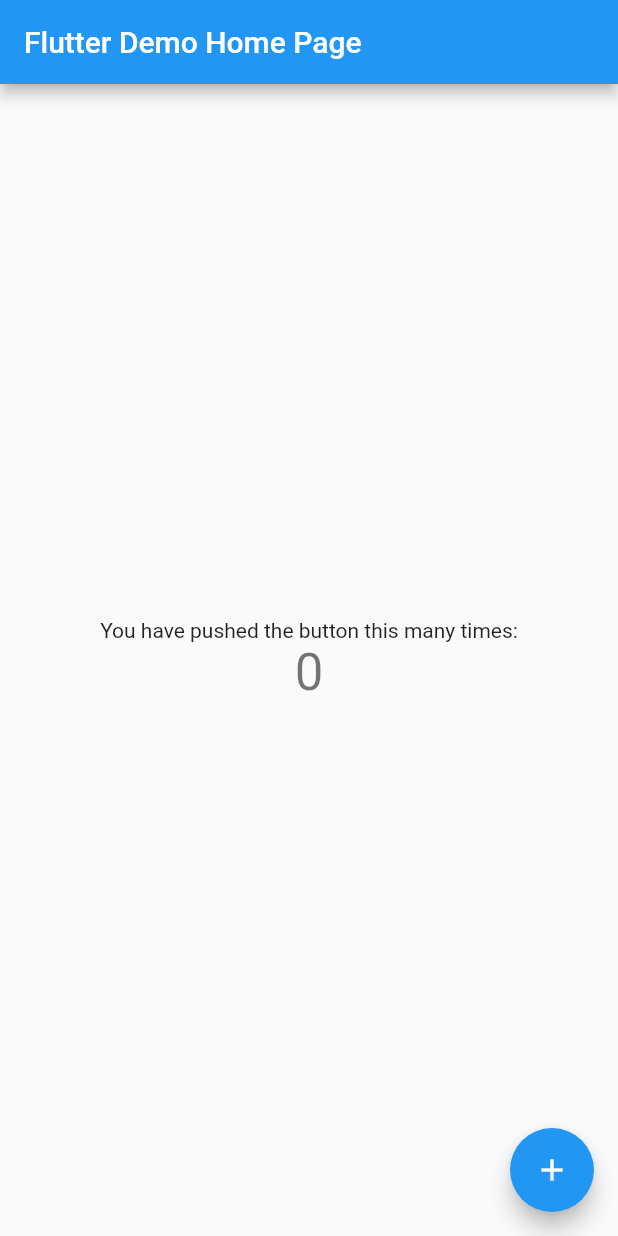
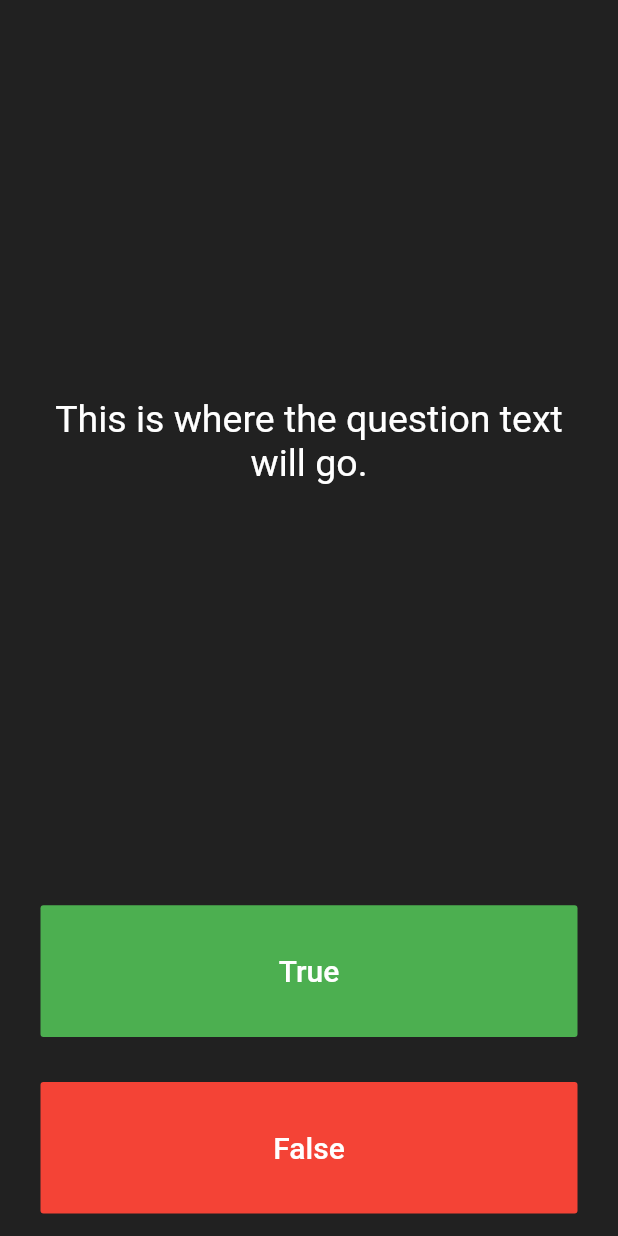
Before and after one commit to patelprashant/flutter_quiz_app, a Flutter app: the screen it shows after launch, on a phone screen of 412 x 824 dp. Run offline on Flutter 3.47's test engine with Material 2 defaults, Android fonts, the phone set to English and light mode, and no system bars.

Commit message:
Added UI for Quiz page

```diff
--- a/lib/main.dart
+++ b/lib/main.dart
@@ -6,11 +6,19 @@ class QuizzlerApp extends StatelessWidget {
   @override
   Widget build(BuildContext context) {
     return MaterialApp(
-      title: 'Flutter Demo',
+      title: 'Quizzler App',
       theme: ThemeData(
         primarySwatch: Colors.blue,
       ),
-      home: QuizPage(title: 'Flutter Demo Home Page'),
+      home: Scaffold(
+        backgroundColor: Colors.grey.shade900,
+        body: SafeArea(
+          child: Padding(
+            padding: EdgeInsets.symmetric(horizontal: 12.0),
+            child: QuizPage(),
+          ),
+        ),
+      ),
     );
   }
 }
@@ -25,39 +33,67 @@ class QuizPage extends StatefulWidget {
 }
 
 class _QuizPageState extends State<QuizPage> {
-  int _counter = 0;
-
-  void _incrementCounter() {
-    setState(() {
-      _counter++;
-    });
-  }
-
   @override
   Widget build(BuildContext context) {
-    return Scaffold(
-      appBar: AppBar(
-        title: Text(widget.title),
-      ),
-      body: Center(
-        child: Column(
-          mainAxisAlignment: MainAxisAlignment.center,
-          children: <Widget>[
-            Text(
-              'You have pushed the button this many times:',
+    return Column(
+      mainAxisAlignment: MainAxisAlignment.spaceBetween,
+      crossAxisAlignment: CrossAxisAlignment.stretch,
+      children: <Widget>[
+        Expanded(
+          flex: 5,
+          child: Padding(
+            padding: EdgeInsets.all(10.0),
+            child: Center(
+              child: Text(
+                'This is where the question text will go.',
+                textAlign: TextAlign.center,
+                style: TextStyle(
+                  fontSize: 25.0,
+                  color: Colors.white,
+                ),
+              ),
             ),
-            Text(
-              '$_counter',
-              style: Theme.of(context).textTheme.display1,
+          ),
+        ),
+        Expanded(
+          child: Padding(
+            padding: EdgeInsets.all(15.0),
+            child: FlatButton(
+              textColor: Colors.white,
+              color: Colors.green,
+              child: Text(
+                'True',
+                style: TextStyle(
+                  color: Colors.white,
+                  fontSize: 20.0,
+                ),
+              ),
+              onPressed: () {
+                //The user picked true.
+              },
             ),
-          ],
+          ),
         ),
-      ),
-      floatingActionButton: FloatingActionButton(
-        onPressed: _incrementCounter,
-        tooltip: 'Increment',
-        child: Icon(Icons.add),
-      ),
+        Expanded(
+          child: Padding(
+            padding: EdgeInsets.all(15.0),
+            child: FlatButton(
+              color: Colors.red,
+              child: Text(
+                'False',
+                style: TextStyle(
+                  fontSize: 20.0,
+                  color: Colors.white,
+                ),
+              ),
+              onPressed: () {
+                //The user picked false.
+              },
+            ),
+          ),
+        ),
+        //TODO: Add a Row here as your score keeper
+      ],
     );
   }
 }
```
